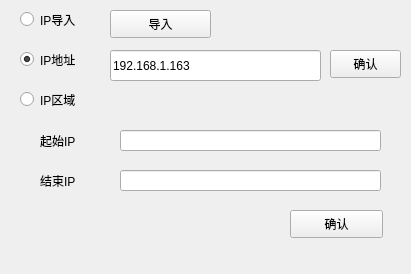
Above: M-NetUpgradeTool/bulidip/ipswid.ui from ChinaClever/CleverTool before the change. Below: the same form after it.
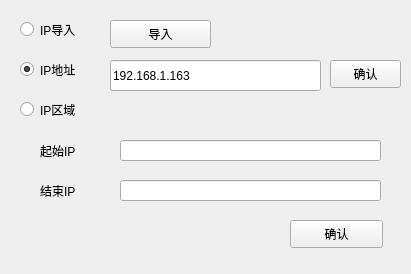
That is the form after the change.

Commit message: 界面调整

```diff
--- a/M-NetUpgradeTool/bulidip/ipswid.ui
+++ b/M-NetUpgradeTool/bulidip/ipswid.ui
@@ -17,7 +17,7 @@
    <property name="geometry">
     <rect>
      <x>20</x>
-     <y>50</y>
+     <y>60</y>
      <width>91</width>
      <height>19</height>
     </rect>
@@ -33,7 +33,7 @@
    <property name="geometry">
     <rect>
      <x>20</x>
-     <y>90</y>
+     <y>100</y>
      <width>91</width>
      <height>19</height>
     </rect>
@@ -46,7 +46,7 @@
    <property name="geometry">
     <rect>
      <x>20</x>
-     <y>10</y>
+     <y>20</y>
      <width>91</width>
      <height>19</height>
     </rect>
@@ -59,7 +59,7 @@
    <property name="geometry">
     <rect>
      <x>110</x>
-     <y>10</y>
+     <y>20</y>
      <width>101</width>
      <height>28</height>
     </rect>
@@ -72,7 +72,7 @@
    <property name="geometry">
     <rect>
      <x>110</x>
-     <y>50</y>
+     <y>60</y>
      <width>211</width>
      <height>31</height>
     </rect>
@@ -85,7 +85,7 @@
    <property name="geometry">
     <rect>
      <x>110</x>
-     <y>120</y>
+     <y>130</y>
      <width>281</width>
      <height>131</height>
     </rect>
@@ -128,7 +128,7 @@
    <property name="geometry">
     <rect>
      <x>40</x>
-     <y>130</y>
+     <y>140</y>
      <width>51</width>
      <height>21</height>
     </rect>
@@ -141,7 +141,7 @@
    <property name="geometry">
     <rect>
      <x>40</x>
-     <y>170</y>
+     <y>180</y>
      <width>51</width>
      <height>21</height>
     </rect>
@@ -154,7 +154,7 @@
    <property name="geometry">
     <rect>
      <x>330</x>
-     <y>50</y>
+     <y>60</y>
      <width>71</width>
      <height>28</height>
     </rect>
```
The commit also changes 4 other files.
